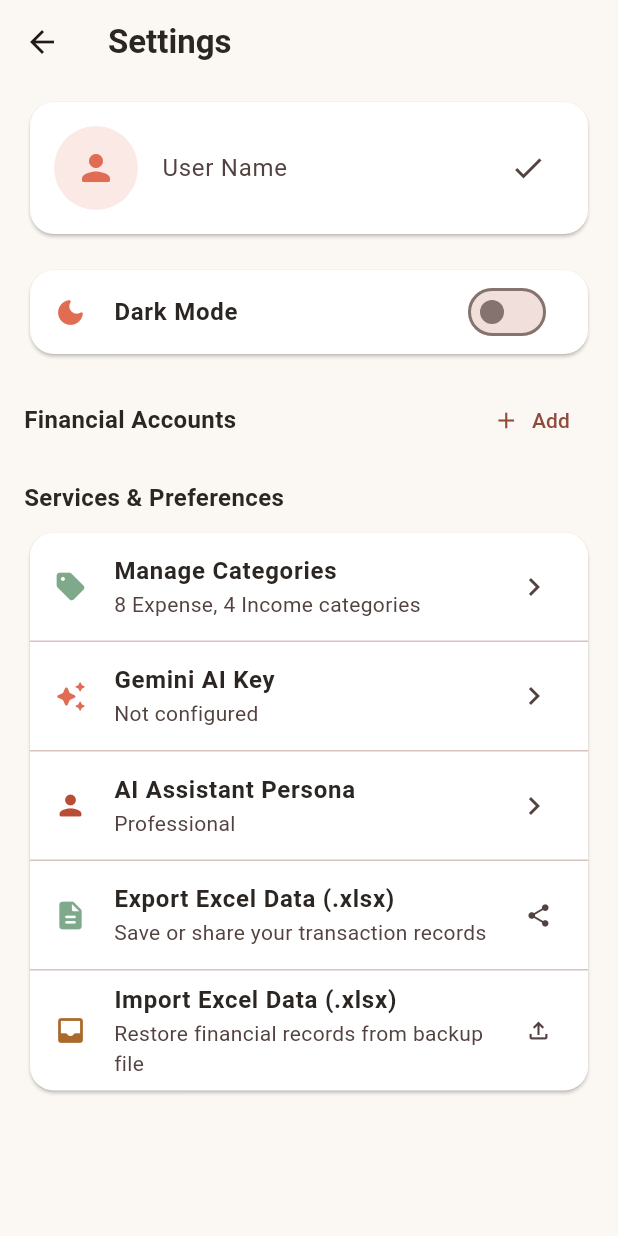
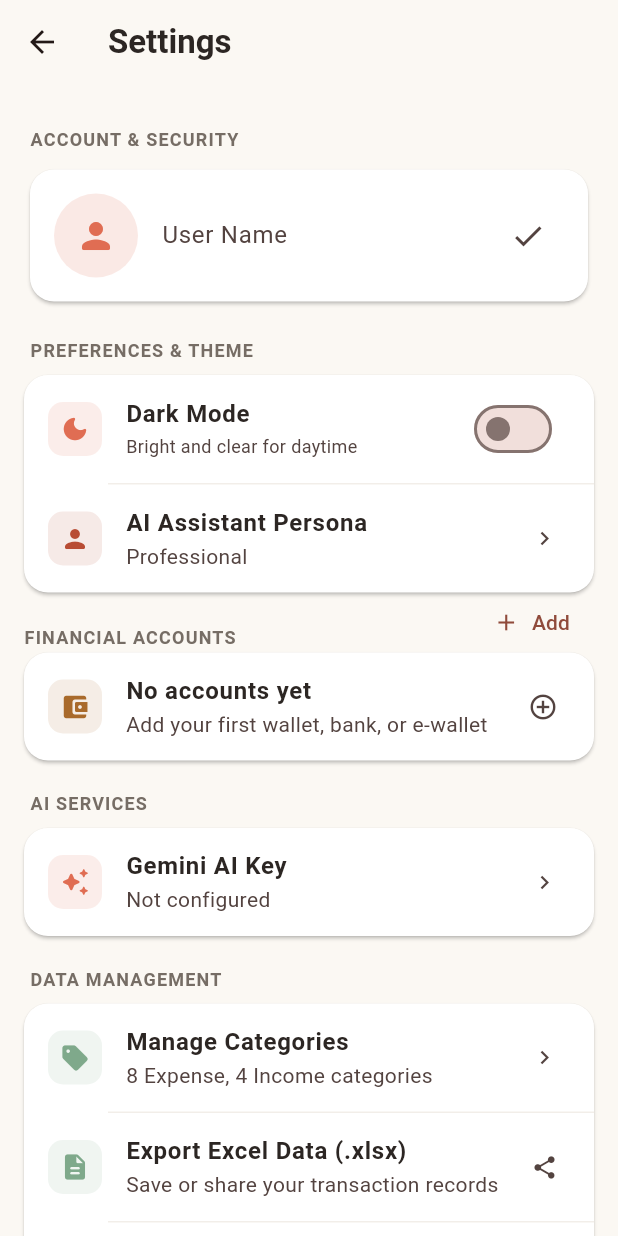
Before and after one commit to ahmdsaif87/self-money-tracker, a Flutter app: the SettingsScreen screen opened directly, on a phone screen of 412 x 824 dp. Run offline on Flutter 3.47's test engine with Material 3 defaults, Android fonts, the phone set to English and light mode, and no system bars; our stand-ins replace file_picker, fl_chart, flutter_markdown_plus, flutter_secure_storage, image_picker, share_plus and 3 more; missing offline and left inert: excel; accounts and stored records are empty.

Commit message:
feat(settings): Cupertino-style grouped sections with hierarchy
- Group settings into ACCOUNT & SECURITY, PREFERENCES & THEME,
  FINANCIAL ACCOUNTS, AI SERVICES and DATA MANAGEMENT sections
- Single inset grouped card per section with indented dividers
- Icon badges, empty-account state and version footer
- Clarify persona dialog: advisor behavior always on, choice only
  changes tone

```diff
--- a/lib/screens/settings_screen.dart
+++ b/lib/screens/settings_screen.dart
@@ -256,7 +256,7 @@ class _SettingsScreenState extends State<SettingsScreen> {
               ),
               const SizedBox(height: 12),
               Text(
-                'Choose how your AI Financial Assistant talks to you.',
+                'Your AI is always a proactive financial advisor (health score, 50/30/20 budget, savings goals). Below only changes how it talks to you.',
                 style: TextStyle(fontSize: 13, color: textMuted, height: 1.4),
               ),
               const SizedBox(height: 16),
@@ -665,7 +665,8 @@ class _SettingsScreenState extends State<SettingsScreen> {
             child: ListView(
               padding: const EdgeInsets.fromLTRB(16, 8, 16, 120),
               children: [
-                // Profile Card
+                // ── Profile hero (Account & Security) ──
+                _SectionHeader('ACCOUNT & SECURITY', dark),
                 Card(
                   color: ThemeColors.card(dark),
                   shape: RoundedRectangleBorder(borderRadius: BorderRadius.circular(16)),
@@ -702,82 +703,36 @@ class _SettingsScreenState extends State<SettingsScreen> {
                     ),
                   ),
                 ),
-                const SizedBox(height: 16),
 
-                // Theme Settings
-                Card(
-                  color: ThemeColors.card(dark),
+                // ── Preferences & Theme (Cupertino inset grouped) ──
+                _SectionHeader('PREFERENCES & THEME', dark),
+                _GroupedCard(
+                  dark: dark,
+                  children: [
+                    SwitchListTile(
+                      title: Text('Dark Mode', style: TextStyle(color: textPrimary, fontWeight: FontWeight.w600)),
+                      subtitle: Text(
+                        dark ? 'Easy on the eyes at night' : 'Bright and clear for daytime',
+                        style: const TextStyle(fontSize: 12),
+                      ),
+                      secondary: Container(
+                        padding: const EdgeInsets.all(8),
+                        decoration: BoxDecoration(
+                          color: ThemeColors.expense.withValues(alpha: 0.12),
+                          borderRadius: BorderRadius.circular(10),
+                        ),
+                        child: const AppIcon('moon', size: 20, color: ThemeColors.expense),
+                      ),
+                      value: dark,
                       shape: RoundedRectangleBorder(borderRadius: BorderRadius.circular(16)),
-                  child: SwitchListTile(
-                    title: Text('Dark Mode', style: TextStyle(color: textPrimary, fontWeight: FontWeight.w600)),
-                    secondary: const AppIcon('moon', size: 22, color: ThemeColors.expense),
-                    value: dark,
                       onChanged: (val) => ThemeStore.instance.toggleDarkMode(),
                     ),
+                    _groupedDivider(dark),
+                    ListTile(
+                      leading: _groupedIcon(
+                        AppIcon('user', size: 20, color: ThemeColors.accentExpense(false)),
+                        ThemeColors.accentExpense(false),
                       ),
-                const SizedBox(height: 16),
-
-                // Accounts Header & Section
-                Row(
-                  mainAxisAlignment: MainAxisAlignment.spaceBetween,
-                  children: [
-                    Text('Financial Accounts', style: TextStyle(fontSize: 16, fontWeight: FontWeight.bold, color: textPrimary)),
-                    TextButton.icon(
-                      onPressed: () => _showAccountDialog(),
-                      icon: const Icon(Icons.add, size: 18),
-                      label: const Text('Add'),
-                    ),
-                  ],
-                ),
-                ...accounts.map(
-                  (acc) => Card(
-                    color: ThemeColors.card(dark),
-                    shape: RoundedRectangleBorder(borderRadius: BorderRadius.circular(12)),
-                    child: ListTile(
-                      leading: CircleAvatar(
-                        backgroundColor: hexColor(acc.color).withValues(alpha: 0.15),
-                        child: AppIcon(acc.icon, size: 20, color: hexColor(acc.color)),
-                      ),
-                      title: Text(acc.name, style: TextStyle(fontWeight: FontWeight.bold, color: textPrimary)),
-                      subtitle: Text(formatCurrency(acc.balance)),
-                      trailing: const Icon(Icons.edit, size: 18),
-                      onTap: () => _showAccountDialog(acc),
-                    ),
-                  ),
-                ),
-                const SizedBox(height: 16),
-
-                // Services & Data Backup Section
-                Text('Services & Preferences', style: TextStyle(fontSize: 16, fontWeight: FontWeight.bold, color: textPrimary)),
-                const SizedBox(height: 8),
-                Card(
-                  color: ThemeColors.card(dark),
-                  shape: RoundedRectangleBorder(borderRadius: BorderRadius.circular(16)),
-                  child: Column(
-                    children: [
-                      ListTile(
-                        leading: const AppIcon('tag', size: 22, color: ThemeColors.income),
-                        title: Text('Manage Categories', style: TextStyle(fontWeight: FontWeight.w600, color: textPrimary)),
-                        subtitle: Text(
-                          '${categories.where((c) => c.type == 'expense').length} Expense, ${categories.where((c) => c.type == 'income').length} Income categories',
-                        ),
-                        trailing: const Icon(Icons.chevron_right),
-                        onTap: () => Navigator.push(
-                          context,
-                          CupertinoPageRoute(builder: (_) => const CategoriesScreen()),
-                        ),
-                      ),
-                      const Divider(height: 1),
-                      ListTile(
-                        leading: const AppIcon('sparkles', size: 22, color: ThemeColors.expense),
-                        title: Text('Gemini AI Key', style: TextStyle(fontWeight: FontWeight.w600, color: textPrimary)),
-                        subtitle: Text(_hasApiKey ? 'Connected' : 'Not configured'),
-                        trailing: const Icon(Icons.chevron_right),
-                        onTap: _showApiKeyDialog,
-                      ),
-                      const Divider(height: 1),
-                      ListTile(
-                        leading: AppIcon('user', size: 22, color: ThemeColors.accentExpense(false)),
                       title: Text('AI Assistant Persona', style: TextStyle(fontWeight: FontWeight.w600, color: textPrimary)),
                       subtitle: Text(
                         ProfileStore.instance.aiPersona == 'strict'
@@ -786,12 +741,110 @@ class _SettingsScreenState extends State<SettingsScreen> {
                                 ? 'Casual & Friendly'
                                 : 'Professional',
                       ),
-                        trailing: const Icon(Icons.chevron_right),
+                      trailing: const Icon(Icons.chevron_right, size: 18),
                       onTap: _showAIPersonaDialog,
                     ),
-                      const Divider(height: 1),
+                  ],
+                ),
+
+                // ── Financial Accounts ──
+                Row(
+                  mainAxisAlignment: MainAxisAlignment.spaceBetween,
+                  children: [
+                    _SectionHeader('FINANCIAL ACCOUNTS', dark, inline: true),
+                    TextButton.icon(
+                      onPressed: () => _showAccountDialog(),
+                      icon: const Icon(Icons.add, size: 18),
+                      label: const Text('Add'),
+                      style: TextButton.styleFrom(visualDensity: VisualDensity.compact),
+                    ),
+                  ],
+                ),
+                if (accounts.isEmpty)
+                  _GroupedCard(
+                    dark: dark,
+                    children: [
                       ListTile(
-                        leading: const AppIcon('file-text', size: 22, color: ThemeColors.income),
+                        leading: _groupedIcon(
+                          const AppIcon('wallet', size: 20, color: ThemeColors.warningDefault),
+                          ThemeColors.warningDefault,
+                        ),
+                        title: Text('No accounts yet', style: TextStyle(fontWeight: FontWeight.w600, color: textPrimary)),
+                        subtitle: const Text('Add your first wallet, bank, or e-wallet'),
+                        trailing: const Icon(Icons.add_circle_outline, size: 20),
+                        onTap: () => _showAccountDialog(),
+                      ),
+                    ],
+                  )
+                else
+                  _GroupedCard(
+                    dark: dark,
+                    children: [
+                      for (int i = 0; i < accounts.length; i++) ...[
+                        if (i > 0) _groupedDivider(dark),
+                        Builder(
+                          builder: (ctx) {
+                            final acc = accounts[i];
+                            return ListTile(
+                              leading: CircleAvatar(
+                                backgroundColor: hexColor(acc.color).withValues(alpha: 0.15),
+                                child: AppIcon(acc.icon, size: 20, color: hexColor(acc.color)),
+                              ),
+                              title: Text(acc.name, style: TextStyle(fontWeight: FontWeight.bold, color: textPrimary)),
+                              subtitle: Text(formatCurrency(acc.balance)),
+                              trailing: Icon(Icons.chevron_right, size: 18, color: ThemeColors.textMuted(dark)),
+                              onTap: () => _showAccountDialog(acc),
+                            );
+                          },
+                        ),
+                      ],
+                    ],
+                  ),
+
+                // ── AI Services ──
+                _SectionHeader('AI SERVICES', dark),
+                _GroupedCard(
+                  dark: dark,
+                  children: [
+                    ListTile(
+                      leading: _groupedIcon(
+                        const AppIcon('sparkles', size: 20, color: ThemeColors.expense),
+                        ThemeColors.expense,
+                      ),
+                      title: Text('Gemini AI Key', style: TextStyle(fontWeight: FontWeight.w600, color: textPrimary)),
+                      subtitle: Text(_hasApiKey ? 'Connected ✓' : 'Not configured'),
+                      trailing: const Icon(Icons.chevron_right, size: 18),
+                      onTap: _showApiKeyDialog,
+                    ),
+                  ],
+                ),
+
+                // ── Data Management ──
+                _SectionHeader('DATA MANAGEMENT', dark),
+                _GroupedCard(
+                  dark: dark,
+                  children: [
+                    ListTile(
+                      leading: _groupedIcon(
+                        const AppIcon('tag', size: 20, color: ThemeColors.income),
+                        ThemeColors.income,
+                      ),
+                      title: Text('Manage Categories', style: TextStyle(fontWeight: FontWeight.w600, color: textPrimary)),
+                      subtitle: Text(
+                        '${categories.where((c) => c.type == 'expense').length} Expense, ${categories.where((c) => c.type == 'income').length} Income categories',
+                      ),
+                      trailing: const Icon(Icons.chevron_right, size: 18),
+                      onTap: () => Navigator.push(
+                        context,
+                        CupertinoPageRoute(builder: (_) => const CategoriesScreen()),
+                      ),
+                    ),
+                    _groupedDivider(dark),
+                    ListTile(
+                      leading: _groupedIcon(
+                        const AppIcon('file-text', size: 20, color: ThemeColors.income),
+                        ThemeColors.income,
+                      ),
                       title: Text('Export Excel Data (.xlsx)', style: TextStyle(fontWeight: FontWeight.w600, color: textPrimary)),
                       subtitle: const Text('Save or share your transaction records'),
                       trailing: _isExporting
@@ -799,9 +852,12 @@ class _SettingsScreenState extends State<SettingsScreen> {
                           : const Icon(Icons.share, size: 18),
                       onTap: _handleExport,
                     ),
-                      const Divider(height: 1),
+                    _groupedDivider(dark),
                     ListTile(
-                        leading: const AppIcon('inbox', size: 22, color: ThemeColors.warningDefault),
+                      leading: _groupedIcon(
+                        const AppIcon('inbox', size: 20, color: ThemeColors.warningDefault),
+                        ThemeColors.warningDefault,
+                      ),
                       title: Text('Import Excel Data (.xlsx)', style: TextStyle(fontWeight: FontWeight.w600, color: textPrimary)),
                       subtitle: const Text('Restore financial records from backup file'),
                       trailing: _isImporting
@@ -810,6 +866,14 @@ class _SettingsScreenState extends State<SettingsScreen> {
                       onTap: _handleImport,
                     ),
                   ],
+                ),
+                Padding(
+                  padding: const EdgeInsets.only(top: 20),
+                  child: Center(
+                    child: Text(
+                      'Self Money Tracker • v1.0',
+                      style: TextStyle(fontSize: 11, color: ThemeColors.textMuted(dark)),
+                    ),
                   ),
                 ),
               ],
@@ -820,3 +884,72 @@ class _SettingsScreenState extends State<SettingsScreen> {
     );
   }
 }
+
+/// Cupertino-style section header — small caps, muted, premium fintech feel.
+class _SectionHeader extends StatelessWidget {
+  final String title;
+  final bool dark;
+  final bool inline;
+
+  const _SectionHeader(this.title, this.dark, {this.inline = false});
+
+  @override
+  Widget build(BuildContext context) {
+    final label = Text(
+      title,
+      style: TextStyle(
+        fontSize: 12,
+        fontWeight: FontWeight.w700,
+        letterSpacing: 0.8,
+        color: ThemeColors.textMuted(dark),
+      ),
+    );
+    if (inline) return Padding(padding: const EdgeInsets.only(top: 20), child: label);
+    return Padding(
+      padding: const EdgeInsets.fromLTRB(4, 20, 4, 8),
+      child: label,
+    );
+  }
+}
+
+/// Cupertino-style inset grouped card: one continuous surface with dividers.
+class _GroupedCard extends StatelessWidget {
+  final bool dark;
+  final List<Widget> children;
+
+  const _GroupedCard({required this.dark, required this.children});
+
+  @override
+  Widget build(BuildContext context) {
+    return Card(
+      color: ThemeColors.card(dark),
+      margin: EdgeInsets.zero,
+      shape: RoundedRectangleBorder(borderRadius: BorderRadius.circular(16)),
+      child: ClipRRect(
+        borderRadius: BorderRadius.circular(16),
+        child: Column(children: children),
+      ),
+    );
+  }
+}
+
+Widget _groupedDivider(bool dark) {
+  return Divider(
+    height: 1,
+    thickness: 1,
+    indent: 56,
+    endIndent: 0,
+    color: ThemeColors.border(dark).withValues(alpha: 0.6),
+  );
+}
+
+Widget _groupedIcon(Widget icon, Color tint) {
+  return Container(
+    padding: const EdgeInsets.all(8),
+    decoration: BoxDecoration(
+      color: tint.withValues(alpha: 0.12),
+      borderRadius: BorderRadius.circular(10),
+    ),
+    child: icon,
+  );
+}
```
Lines whose indentation alone changed are shown as unchanged.
